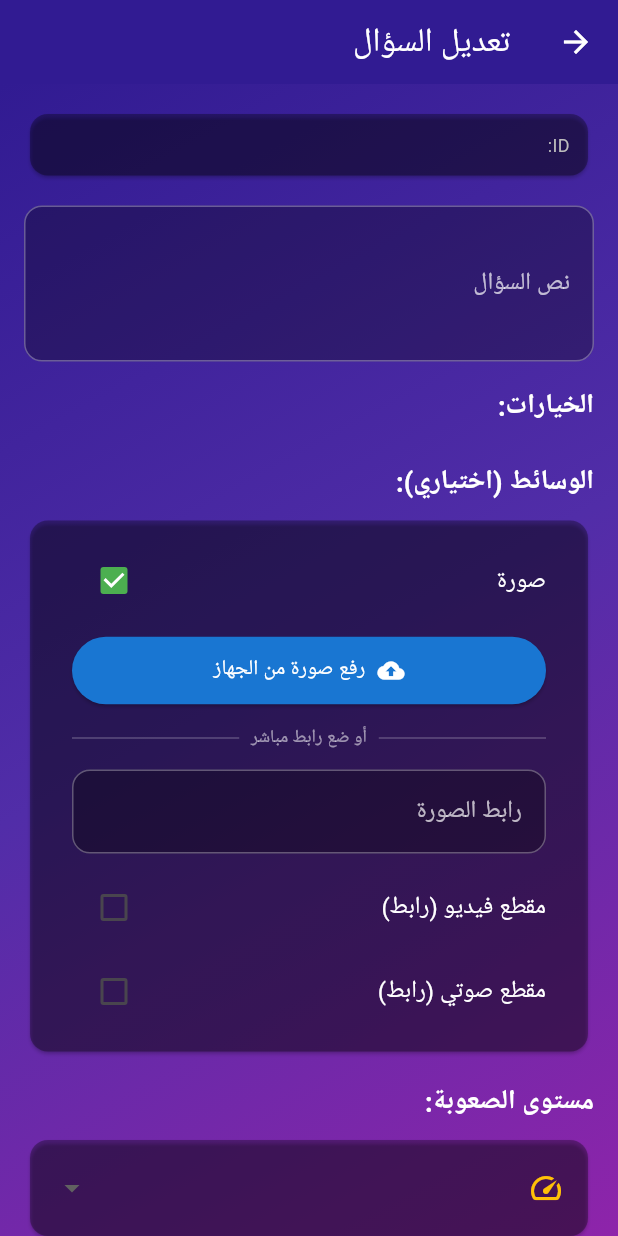
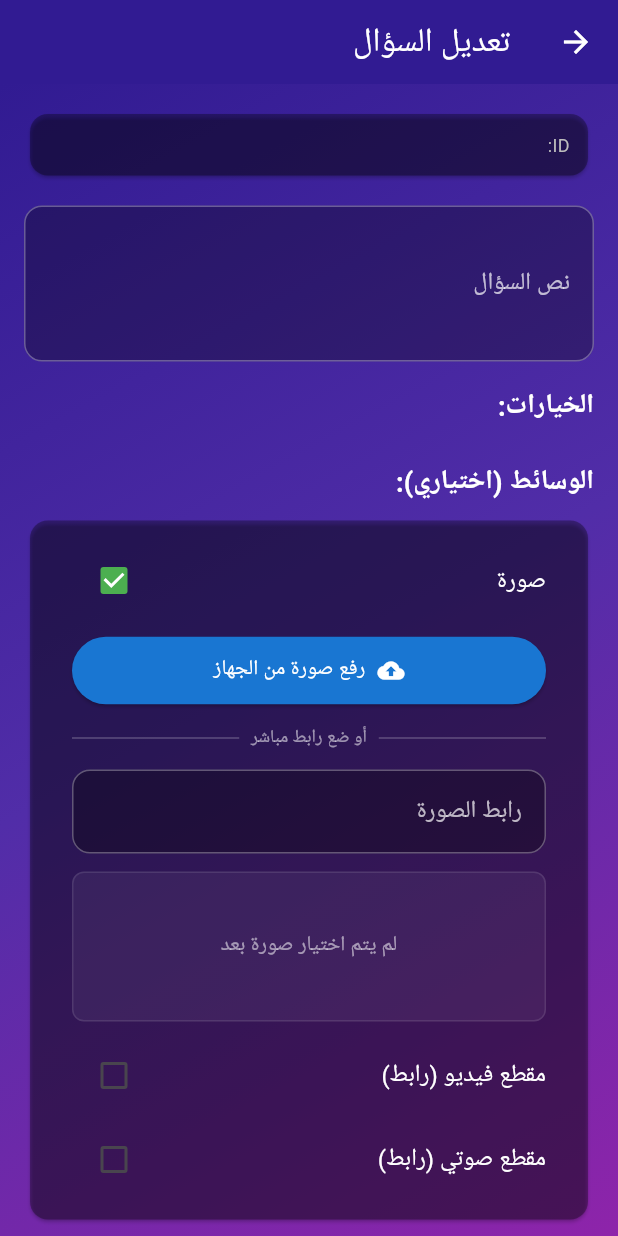
Before and after one commit to abdulmalik-0/nibras-app, a Flutter app: the EditQuestionPage screen opened directly with empty values, after a tap on "صورة", on a phone screen of 412 x 824 dp. Run offline on Flutter 3.47's test engine with Material 3 defaults, Android fonts, the phone set to English and light mode, and no system bars; our stand-ins replace firebase_core, flutter_dotenv, flutter_svg, google_fonts, image_picker, supabase_flutter; accounts and stored records are empty; Roboto replaces fonts that are missing (Cairo).

Commit message:
last update

```diff
--- a/lib/screens/edit_question_page.dart
+++ b/lib/screens/edit_question_page.dart
@@ -74,6 +74,11 @@ class _EditQuestionPageState extends State<EditQuestionPage> {
 
     // Set media type
     _selectedMediaType = widget.question.mediaType == 'none' ? null : widget.question.mediaType;
+
+    // Fallback: If mediaType is none/null but we have a URL, assume it's an image
+    if (_selectedMediaType == null && widget.question.mediaUrl != null && widget.question.mediaUrl!.isNotEmpty) {
+       _selectedMediaType = 'image';
+    }
 
     // Set difficulty
     _selectedDifficulty = widget.question.difficulty;
@@ -309,6 +314,7 @@ class _EditQuestionPageState extends State<EditQuestionPage> {
                               _buildTextField(
                                 controller: _mediaUrlController,
                                 label: 'رابط الصورة',
+                                onChanged: (value) => setState(() {}),
                                 validator: (value) {
                                   if (_selectedMediaType == 'image' && (value == null || value.trim().isEmpty)) {
                                     return 'الرجاء رفع صورة أو إدخال رابط';
@@ -354,6 +360,23 @@ class _EditQuestionPageState extends State<EditQuestionPage> {
                                       ),
                                     ),
                                   ],
+                                ),
+                              ] else ...[
+                                const SizedBox(height: 12),
+                                Container(
+                                  height: 100,
+                                  width: double.infinity,
+                                  decoration: BoxDecoration(
+                                    color: Colors.white.withOpacity(0.05),
+                                    borderRadius: BorderRadius.circular(8),
+                                    border: Border.all(color: Colors.white.withOpacity(0.1)),
+                                  ),
+                                  child: const Center(
+                                    child: Text(
+                                      'لم يتم اختيار صورة بعد',
+                                      style: TextStyle(color: Colors.white54),
+                                    ),
+                                  ),
                                 ),
                               ],
                             ],
@@ -512,6 +535,7 @@ class _EditQuestionPageState extends State<EditQuestionPage> {
     required String label,
     int maxLines = 1,
     String? Function(String?)? validator,
+    void Function(String)? onChanged,
   }) {
     return TextFormField(
       controller: controller,
@@ -540,6 +564,7 @@ class _EditQuestionPageState extends State<EditQuestionPage> {
         ),
       ),
       validator: validator,
+      onChanged: onChanged,
     );
   }
 
```
Also changed, not shown: lib/screens/question_management_page.dart (+21 -1 lines).
